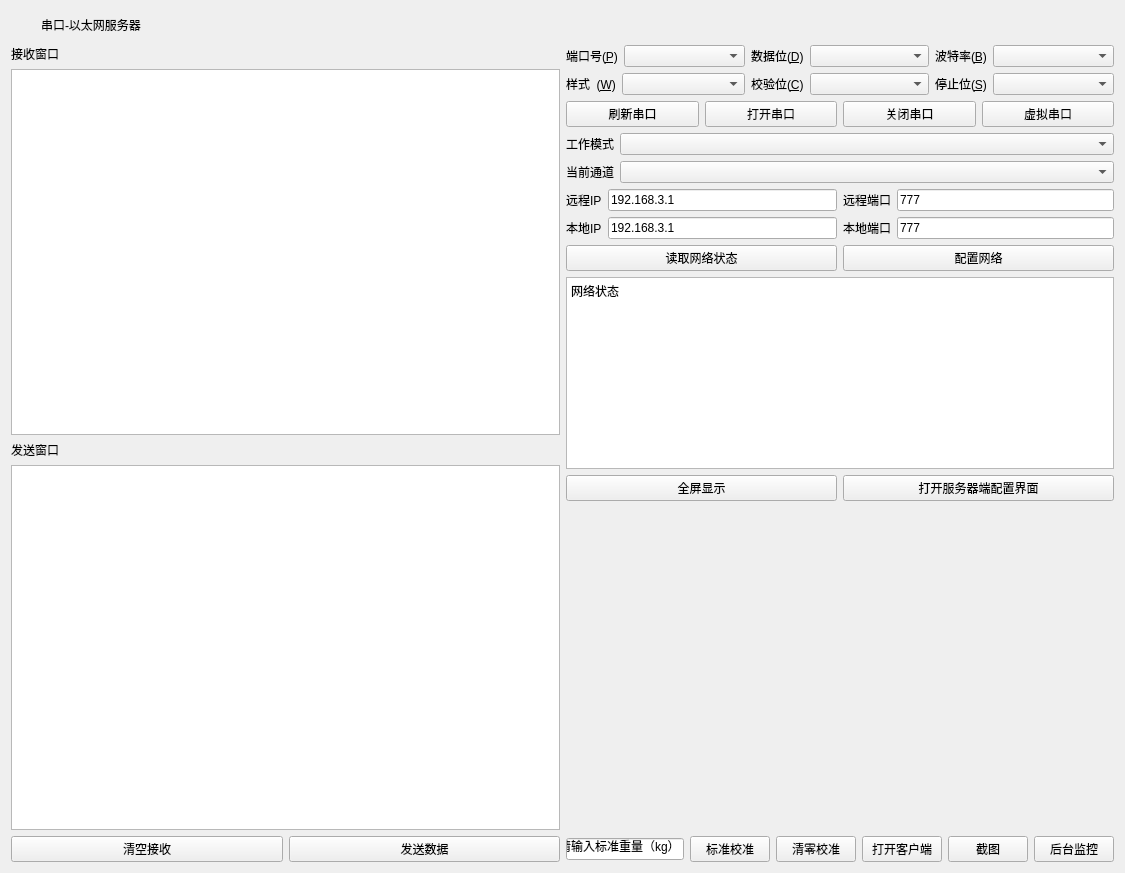
Qt form bssamplerwidget.ui (ddomax/UARTtoEthernetServer) before a commit.
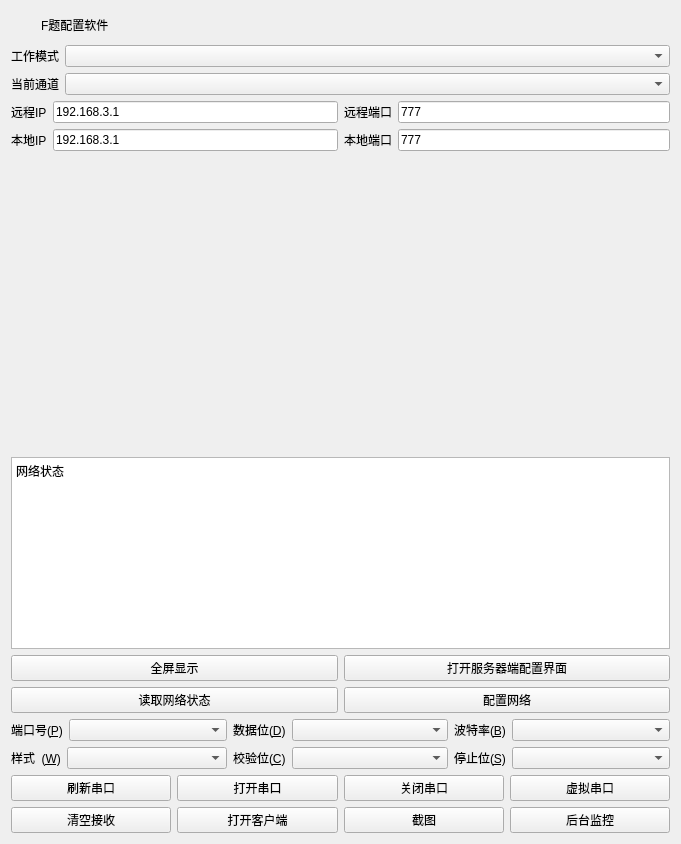
The same form after that commit. Custom widgets are drawn as their Qt base class.

Patch:
```diff
--- a/bssamplerwidget.ui
+++ b/bssamplerwidget.ui
@@ -6,14 +6,14 @@
    <rect>
     <x>0</x>
     <y>0</y>
-    <width>1125</width>
-    <height>873</height>
+    <width>681</width>
+    <height>844</height>
    </rect>
   </property>
   <property name="windowTitle">
    <string>BSSamplerWidget</string>
   </property>
-  <layout class="QVBoxLayout" name="verticalLayout_3">
+  <layout class="QVBoxLayout" name="verticalLayout">
    <item>
     <widget class="QWidget" name="widget_title" native="true">
      <property name="sizePolicy">
@@ -78,7 +78,7 @@
          <string notr="true"/>
         </property>
         <property name="text">
-         <string>串口-以太网服务器</string>
+         <string>F题配置软件</string>
         </property>
         <property name="alignment">
          <set>Qt::AlignLeading|Qt::AlignLeft|Qt::AlignVCenter</set>
@@ -209,51 +209,210 @@
     </widget>
    </item>
    <item>
-    <layout class="QHBoxLayout" name="horizontalLayout_23">
-     <item>
-      <layout class="QVBoxLayout" name="verticalLayout">
-       <item>
-        <widget class="QLabel" name="label_6">
-         <property name="text">
-          <string>接收窗口</string>
-         </property>
-        </widget>
-       </item>
-       <item>
-        <widget class="QTextEdit" name="textEdit"/>
-       </item>
-       <item>
-        <widget class="QLabel" name="label_7">
-         <property name="text">
-          <string>发送窗口</string>
-         </property>
-        </widget>
-       </item>
-       <item>
-        <widget class="QTextEdit" name="textEdit_2"/>
-       </item>
-       <item>
-        <layout class="QHBoxLayout" name="horizontalLayout">
-         <item>
-          <widget class="QPushButton" name="clearButton">
-           <property name="text">
-            <string>清空接收</string>
-           </property>
-          </widget>
-         </item>
-         <item>
-          <widget class="QPushButton" name="sendButton">
-           <property name="text">
-            <string>发送数据</string>
-           </property>
-          </widget>
-         </item>
-        </layout>
-       </item>
-      </layout>
-     </item>
-     <item>
       <layout class="QVBoxLayout" name="verticalLayout_2">
+     <item>
+      <layout class="QHBoxLayout" name="horizontalLayout_19">
+       <item>
+        <widget class="QLabel" name="label_13">
+         <property name="text">
+          <string>工作模式</string>
+         </property>
+         <property name="buddy">
+          <cstring>StopBox</cstring>
+         </property>
+        </widget>
+       </item>
+       <item>
+        <widget class="QComboBox" name="opmodeBox">
+         <property name="sizePolicy">
+          <sizepolicy hsizetype="MinimumExpanding" vsizetype="Fixed">
+           <horstretch>0</horstretch>
+           <verstretch>0</verstretch>
+          </sizepolicy>
+         </property>
+        </widget>
+       </item>
+      </layout>
+     </item>
+     <item>
+      <layout class="QHBoxLayout" name="horizontalLayout_13">
+       <item>
+        <widget class="QLabel" name="label_9">
+         <property name="text">
+          <string>当前通道</string>
+         </property>
+         <property name="buddy">
+          <cstring>StopBox</cstring>
+         </property>
+        </widget>
+       </item>
+       <item>
+        <widget class="QComboBox" name="channelBox">
+         <property name="sizePolicy">
+          <sizepolicy hsizetype="MinimumExpanding" vsizetype="Fixed">
+           <horstretch>0</horstretch>
+           <verstretch>0</verstretch>
+          </sizepolicy>
+         </property>
+        </widget>
+       </item>
+      </layout>
+     </item>
+     <item>
+      <layout class="QHBoxLayout" name="horizontalLayout_16">
+       <item>
+        <layout class="QHBoxLayout" name="horizontalLayout_14">
+         <item>
+          <widget class="QLabel" name="label_10">
+           <property name="text">
+            <string>远程IP</string>
+           </property>
+           <property name="buddy">
+            <cstring>StopBox</cstring>
+           </property>
+          </widget>
+         </item>
+         <item>
+          <widget class="QLineEdit" name="remoteAddressEdit">
+           <property name="text">
+            <string>192.168.3.1</string>
+           </property>
+          </widget>
+         </item>
+        </layout>
+       </item>
+       <item>
+        <layout class="QHBoxLayout" name="horizontalLayout_15">
+         <item>
+          <widget class="QLabel" name="label_11">
+           <property name="text">
+            <string>远程端口</string>
+           </property>
+           <property name="buddy">
+            <cstring>StopBox</cstring>
+           </property>
+          </widget>
+         </item>
+         <item>
+          <widget class="QLineEdit" name="remotePortEdit">
+           <property name="text">
+            <string>777</string>
+           </property>
+          </widget>
+         </item>
+        </layout>
+       </item>
+      </layout>
+     </item>
+     <item>
+      <layout class="QHBoxLayout" name="horizontalLayout_17">
+       <item>
+        <layout class="QHBoxLayout" name="horizontalLayout_22">
+         <item>
+          <widget class="QLabel" name="label_16">
+           <property name="text">
+            <string>本地IP</string>
+           </property>
+           <property name="buddy">
+            <cstring>StopBox</cstring>
+           </property>
+          </widget>
+         </item>
+         <item>
+          <widget class="QLineEdit" name="localAddressEdit">
+           <property name="text">
+            <string>192.168.3.1</string>
+           </property>
+          </widget>
+         </item>
+        </layout>
+       </item>
+       <item>
+        <layout class="QHBoxLayout" name="horizontalLayout_18">
+         <item>
+          <widget class="QLabel" name="label_12">
+           <property name="text">
+            <string>本地端口</string>
+           </property>
+           <property name="buddy">
+            <cstring>StopBox</cstring>
+           </property>
+          </widget>
+         </item>
+         <item>
+          <widget class="QLineEdit" name="localPortEdit">
+           <property name="text">
+            <string>777</string>
+           </property>
+          </widget>
+         </item>
+        </layout>
+       </item>
+      </layout>
+     </item>
+     <item>
+      <widget class="QCustomPlot" name="customPlot" native="true">
+       <property name="sizePolicy">
+        <sizepolicy hsizetype="Minimum" vsizetype="Minimum">
+         <horstretch>0</horstretch>
+         <verstretch>1</verstretch>
+        </sizepolicy>
+       </property>
+       <property name="minimumSize">
+        <size>
+         <width>100</width>
+         <height>80</height>
+        </size>
+       </property>
+      </widget>
+     </item>
+     <item>
+      <widget class="QTextEdit" name="networkEdit">
+       <property name="html">
+        <string>&lt;!DOCTYPE HTML PUBLIC &quot;-//W3C//DTD HTML 4.0//EN&quot; &quot;http://www.w3.org/TR/REC-html40/strict.dtd&quot;&gt;
+&lt;html&gt;&lt;head&gt;&lt;meta name=&quot;qrichtext&quot; content=&quot;1&quot; /&gt;&lt;style type=&quot;text/css&quot;&gt;
+p, li { white-space: pre-wrap; }
+&lt;/style&gt;&lt;/head&gt;&lt;body style=&quot; font-family:'SimSun'; font-size:9pt; font-weight:400; font-style:normal;&quot;&gt;
+&lt;p style=&quot; margin-top:0px; margin-bottom:0px; margin-left:0px; margin-right:0px; -qt-block-indent:0; text-indent:0px;&quot;&gt;网络状态&lt;/p&gt;&lt;/body&gt;&lt;/html&gt;</string>
+       </property>
+      </widget>
+     </item>
+     <item>
+      <layout class="QHBoxLayout" name="horizontalLayout_24">
+       <item>
+        <widget class="QPushButton" name="fullScreenButton">
+         <property name="text">
+          <string>全屏显示</string>
+         </property>
+        </widget>
+       </item>
+       <item>
+        <widget class="QPushButton" name="currentSideButton">
+         <property name="text">
+          <string>打开服务器端配置界面</string>
+         </property>
+        </widget>
+       </item>
+      </layout>
+     </item>
+     <item>
+      <layout class="QHBoxLayout" name="horizontalLayout_21">
+       <item>
+        <widget class="QPushButton" name="readNetworkStatusButton">
+         <property name="text">
+          <string>读取网络状态</string>
+         </property>
+        </widget>
+       </item>
+       <item>
+        <widget class="QPushButton" name="configNetButton">
+         <property name="text">
+          <string>配置网络</string>
+         </property>
+        </widget>
+       </item>
+      </layout>
+     </item>
        <item>
         <layout class="QHBoxLayout" name="horizontalLayout_11">
          <item>
@@ -447,229 +606,12 @@
          </item>
         </layout>
        </item>
-       <item>
-        <layout class="QHBoxLayout" name="horizontalLayout_19">
-         <item>
-          <widget class="QLabel" name="label_13">
-           <property name="text">
-            <string>工作模式</string>
-           </property>
-           <property name="buddy">
-            <cstring>StopBox</cstring>
-           </property>
-          </widget>
-         </item>
-         <item>
-          <widget class="QComboBox" name="opmodeBox">
-           <property name="sizePolicy">
-            <sizepolicy hsizetype="MinimumExpanding" vsizetype="Fixed">
-             <horstretch>0</horstretch>
-             <verstretch>0</verstretch>
-            </sizepolicy>
-           </property>
-          </widget>
-         </item>
-        </layout>
-       </item>
-       <item>
-        <layout class="QHBoxLayout" name="horizontalLayout_13">
-         <item>
-          <widget class="QLabel" name="label_9">
-           <property name="text">
-            <string>当前通道</string>
-           </property>
-           <property name="buddy">
-            <cstring>StopBox</cstring>
-           </property>
-          </widget>
-         </item>
-         <item>
-          <widget class="QComboBox" name="channelBox">
-           <property name="sizePolicy">
-            <sizepolicy hsizetype="MinimumExpanding" vsizetype="Fixed">
-             <horstretch>0</horstretch>
-             <verstretch>0</verstretch>
-            </sizepolicy>
-           </property>
-          </widget>
-         </item>
-        </layout>
-       </item>
-       <item>
-        <layout class="QHBoxLayout" name="horizontalLayout_16">
-         <item>
-          <layout class="QHBoxLayout" name="horizontalLayout_14">
-           <item>
-            <widget class="QLabel" name="label_10">
-             <property name="text">
-              <string>远程IP</string>
-             </property>
-             <property name="buddy">
-              <cstring>StopBox</cstring>
-             </property>
-            </widget>
-           </item>
-           <item>
-            <widget class="QLineEdit" name="remoteAddressEdit">
-             <property name="text">
-              <string>192.168.3.1</string>
-             </property>
-            </widget>
-           </item>
-          </layout>
-         </item>
-         <item>
-          <layout class="QHBoxLayout" name="horizontalLayout_15">
-           <item>
-            <widget class="QLabel" name="label_11">
-             <property name="text">
-              <string>远程端口</string>
-             </property>
-             <property name="buddy">
-              <cstring>StopBox</cstring>
-             </property>
-            </widget>
-           </item>
-           <item>
-            <widget class="QLineEdit" name="remotePortEdit">
-             <property name="text">
-              <string>777</string>
-             </property>
-            </widget>
-           </item>
-          </layout>
-         </item>
-        </layout>
-       </item>
-       <item>
-        <layout class="QHBoxLayout" name="horizontalLayout_17">
-         <item>
-          <layout class="QHBoxLayout" name="horizontalLayout_22">
-           <item>
-            <widget class="QLabel" name="label_16">
-             <property name="text">
-              <string>本地IP</string>
-             </property>
-             <property name="buddy">
-              <cstring>StopBox</cstring>
-             </property>
-            </widget>
-           </item>
-           <item>
-            <widget class="QLineEdit" name="localAddressEdit">
-             <property name="text">
-              <string>192.168.3.1</string>
-             </property>
-            </widget>
-           </item>
-          </layout>
-         </item>
-         <item>
-          <layout class="QHBoxLayout" name="horizontalLayout_18">
-           <item>
-            <widget class="QLabel" name="label_12">
-             <property name="text">
-              <string>本地端口</string>
-             </property>
-             <property name="buddy">
-              <cstring>StopBox</cstring>
-             </property>
-            </widget>
-           </item>
-           <item>
-            <widget class="QLineEdit" name="localPortEdit">
-             <property name="text">
-              <string>777</string>
-             </property>
-            </widget>
-           </item>
-          </layout>
-         </item>
-        </layout>
-       </item>
-       <item>
-        <layout class="QHBoxLayout" name="horizontalLayout_21">
-         <item>
-          <widget class="QPushButton" name="readNetworkStatusButton">
-           <property name="text">
-            <string>读取网络状态</string>
-           </property>
-          </widget>
-         </item>
-         <item>
-          <widget class="QPushButton" name="configNetButton">
-           <property name="text">
-            <string>配置网络</string>
-           </property>
-          </widget>
-         </item>
-        </layout>
-       </item>
-       <item>
-        <widget class="QTextEdit" name="networkEdit">
-         <property name="html">
-          <string>&lt;!DOCTYPE HTML PUBLIC &quot;-//W3C//DTD HTML 4.0//EN&quot; &quot;http://www.w3.org/TR/REC-html40/strict.dtd&quot;&gt;
-&lt;html&gt;&lt;head&gt;&lt;meta name=&quot;qrichtext&quot; content=&quot;1&quot; /&gt;&lt;style type=&quot;text/css&quot;&gt;
-p, li { white-space: pre-wrap; }
-&lt;/style&gt;&lt;/head&gt;&lt;body style=&quot; font-family:'SimSun'; font-size:9pt; font-weight:400; font-style:normal;&quot;&gt;
-&lt;p style=&quot; margin-top:0px; margin-bottom:0px; margin-left:0px; margin-right:0px; -qt-block-indent:0; text-indent:0px;&quot;&gt;网络状态&lt;/p&gt;&lt;/body&gt;&lt;/html&gt;</string>
-         </property>
-        </widget>
-       </item>
-       <item>
-        <layout class="QHBoxLayout" name="horizontalLayout_24">
-         <item>
-          <widget class="QPushButton" name="fullScreenButton">
-           <property name="text">
-            <string>全屏显示</string>
-           </property>
-          </widget>
-         </item>
-         <item>
-          <widget class="QPushButton" name="currentSideButton">
-           <property name="text">
-            <string>打开服务器端配置界面</string>
-           </property>
-          </widget>
-         </item>
-        </layout>
-       </item>
-       <item>
-        <widget class="QCustomPlot" name="customPlot" native="true">
-         <property name="sizePolicy">
-          <sizepolicy hsizetype="Minimum" vsizetype="Minimum">
-           <horstretch>0</horstretch>
-           <verstretch>1</verstretch>
-          </sizepolicy>
-         </property>
-         <property name="minimumSize">
-          <size>
-           <width>100</width>
-           <height>80</height>
-          </size>
-         </property>
-        </widget>
-       </item>
        <item>
         <layout class="QHBoxLayout" name="horizontalLayout_7">
          <item>
-          <widget class="QLineEdit" name="stdweightEdit">
+        <widget class="QPushButton" name="clearButton">
            <property name="text">
-            <string>请输入标准重量（kg）</string>
-           </property>
-          </widget>
-         </item>
-         <item>
-          <widget class="QPushButton" name="stdweightcalButton">
-           <property name="text">
-            <string>标准校准</string>
-           </property>
-          </widget>
-         </item>
-         <item>
-          <widget class="QPushButton" name="offsetcalButton">
-           <property name="text">
-            <string>清零校准</string>
+          <string>清空接收</string>
            </property>
           </widget>
          </item>
@@ -699,10 +641,6 @@
       </layout>
      </item>
     </layout>
-   </item>
-  </layout>
-  <zorder></zorder>
-  <zorder>widget_title</zorder>
  </widget>
  <layoutdefault spacing="6" margin="11"/>
  <customwidgets>
```
Lines whose indentation alone changed are shown as unchanged.
